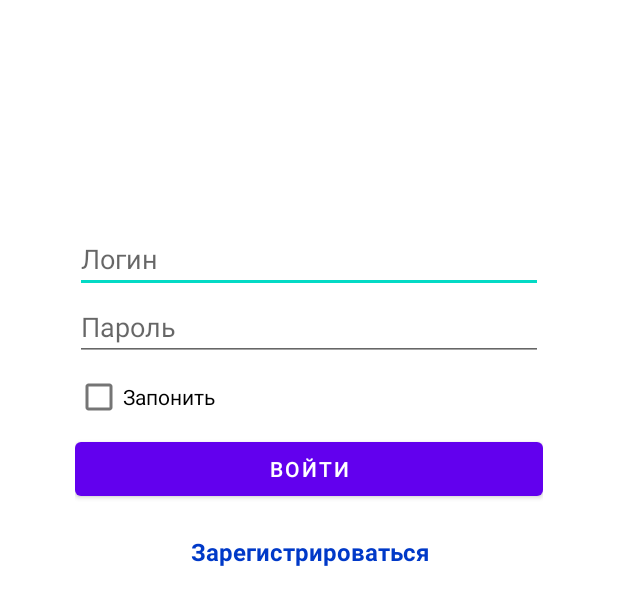
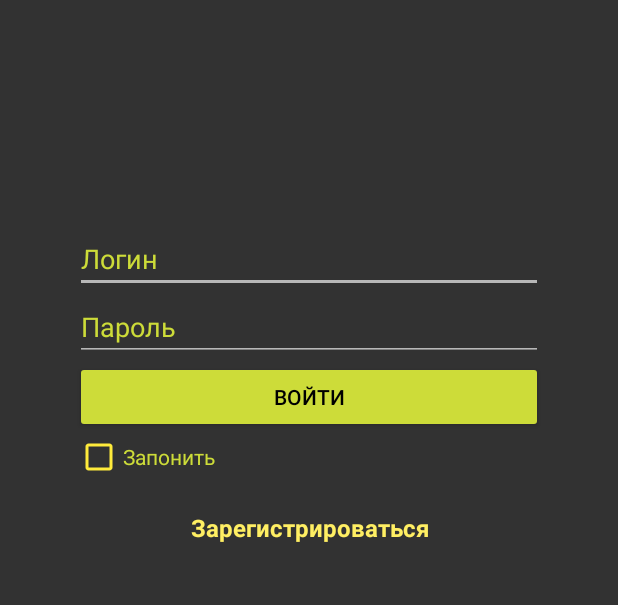
Before and after one commit to MChuduk/WalletLog, an Android app: the layout activity_sign_in.xml on its own in the app's theme, with its tools: preview values and no code run, on a phone screen of 412 x 824 dp. Shown: the top 605 px of the screen. Run offline under Robolectric (Android 15) with nearby library versions, the phone set to English and light mode, and no system bars.

Commit message:
add style for sign in activity

```diff
--- a/app/src/main/AndroidManifest.xml
+++ b/app/src/main/AndroidManifest.xml
@@ -8,13 +8,13 @@
         android:label="@string/app_name"
         android:roundIcon="@mipmap/ic_launcher_round"
         android:supportsRtl="true"
-        android:theme="@style/Theme.WalletLog">
+        android:theme="@style/AppTheme">
         <activity
             android:name=".SignIn"
-            android:exported="false" />
+            android:exported="false"/>
         <activity
             android:name=".SignUp"
-            android:exported="false" />
+            android:exported="false"/>
         <activity
             android:name=".SplashScreen"
             android:exported="true"
--- a/app/src/main/java/com/example/walletlog/SignIn.kt
+++ b/app/src/main/java/com/example/walletlog/SignIn.kt
@@ -22,6 +22,7 @@ class SignIn : AppCompatActivity() {
     override fun onCreate(savedInstanceState: Bundle?) {
         super.onCreate(savedInstanceState)
         setContentView(R.layout.activity_sign_in)
+        supportActionBar?.hide();
 
         findViews();
 
--- a/app/src/main/java/com/example/walletlog/SignUp.kt
+++ b/app/src/main/java/com/example/walletlog/SignUp.kt
@@ -19,6 +19,7 @@ class SignUp : AppCompatActivity() {
     override fun onCreate(savedInstanceState: Bundle?) {
         super.onCreate(savedInstanceState)
         setContentView(R.layout.activity_sign_up)
+        supportActionBar?.hide();
 
         findViews();
     }
--- a/app/src/main/java/com/example/walletlog/SqliteDbHelper.kt
+++ b/app/src/main/java/com/example/walletlog/SqliteDbHelper.kt
@@ -25,6 +25,6 @@ class SqliteDbHelper(val context: Context) :
                 "$UserId INTEGER PRIMARY KEY, " +
                 "$UserLogin TEXT, " +
                 "$UserPassword TEXT, " +
-                "$UserBudget INTEGER);");
+                "$UserBudget INTEGER NOT NULL DEFAULT 0);");
     }
 }
--- a/app/src/main/res/drawable/splash_screen.xml
+++ b/app/src/main/res/drawable/splash_screen.xml
@@ -1,6 +1,6 @@
 <?xml version="1.0" encoding="utf-8"?>
 <layer-list xmlns:android="http://schemas.android.com/apk/res/android">
-    <item android:drawable="@color/white"/>
+    <item android:drawable="@color/pretty_grey"/>
     <item>
         <bitmap android:src="@drawable/logo" android:gravity="center"/>
     </item>
--- a/app/src/main/res/layout/activity_sign_in.xml
+++ b/app/src/main/res/layout/activity_sign_in.xml
@@ -4,41 +4,66 @@
     xmlns:tools="http://schemas.android.com/tools"
     android:layout_width="match_parent"
     android:layout_height="match_parent"
+    android:background="@color/pretty_grey"
+    android:orientation="vertical"
+    tools:context=".SignIn">
+
+    <LinearLayout
+        android:layout_width="match_parent"
+        android:layout_height="match_parent"
         android:layout_marginLeft="50dp"
         android:layout_marginTop="150dp"
         android:layout_marginRight="50dp"
         android:layout_marginBottom="150dp"
-    android:orientation="vertical"
-    tools:context=".SignIn">
+        android:orientation="vertical">
 
         <EditText
             android:id="@+id/loginEditText"
             android:layout_width="match_parent"
             android:layout_height="wrap_content"
+            android:backgroundTint="#B8B8B8"
             android:ems="10"
             android:hint="Логин"
-        android:inputType="textPersonName" />
+            android:inputType="textPersonName"
+            android:textColor="@color/pretty_text"
+            android:textColorHighlight="#FFEB3B"
+            android:textColorHint="#CDDC39"
+            android:textColorLink="#FFEB3B" />
 
         <EditText
             android:id="@+id/passwordEditText"
             android:layout_width="match_parent"
             android:layout_height="wrap_content"
+            android:backgroundTint="#B8B8B8"
             android:ems="10"
             android:hint="Пароль"
-        android:inputType="textPassword" />
+            android:inputType="textPassword"
+            android:textColor="#CDDC39"
+            android:textColorHighlight="#FFEB3B"
+            android:textColorHint="#CDDC39"
+            android:textColorLink="#FFEB3B" />
+
+        <Button
+            android:id="@+id/signUpButton"
+            android:layout_width="match_parent"
+            android:layout_height="wrap_content"
+            android:backgroundTint="#CDDC39"
+            android:onClick="onSignInButtonClick"
+            android:text="Войти"
+            android:textColor="#000000"
+            app:rippleColor="#FFF1F1" />
 
         <CheckBox
             android:id="@+id/rememberCheckBox"
             android:layout_width="match_parent"
             android:layout_height="wrap_content"
-        android:text="Запонить" />
-
-    <Button
-        android:id="@+id/signUpButton"
-        android:layout_width="match_parent"
-        android:layout_height="wrap_content"
-        android:onClick="onSignInButtonClick"
-        android:text="Войти" />
+            android:backgroundTint="#FFEB3B"
+            android:buttonTint="#FFEB3B"
+            android:foregroundTint="#000000"
+            android:text="Запонить"
+            android:textColor="#CDDC39"
+            android:textColorHighlight="#FFEB3B"
+            android:textColorLink="#FFEB3B" />
 
         <TextView
             android:id="@+id/linkLabel"
@@ -48,7 +73,9 @@
             android:gravity="center_horizontal"
             android:onClick="onLinkedLabelClick"
             android:text="Зарегистрироваться"
-        android:textColor="#0039C8"
+            android:textColor="#FFEF63"
             android:textSize="16sp"
             android:textStyle="bold" />
     </LinearLayout>
+
+</LinearLayout>
--- a/app/src/main/res/values/colors.xml
+++ b/app/src/main/res/values/colors.xml
@@ -7,4 +7,8 @@
     <color name="teal_700">#FF018786</color>
     <color name="black">#FF000000</color>
     <color name="white">#FFFFFFFF</color>
+    <color name="pretty_grey">#323232</color>
+    <color name="pretty_grey_dark">#292929</color>
+    <color name="pretty_text">#FFEB3B</color>
+    <color name="pretty_hint">#FF9800</color>
 </resources>
--- a/app/src/main/res/values/styles.xml
+++ b/app/src/main/res/values/styles.xml
@@ -4,4 +4,11 @@
     <style name="SplashTheme" parent="Theme.AppCompat.NoActionBar">
         <item name="android:windowBackground">@drawable/splash_screen</item>
     </style>
+
+    <style name="AppTheme" parent="Theme.AppCompat.Light.DarkActionBar">
+        <!-- Customize your theme here. -->
+        <item name="colorPrimary">@color/pretty_grey</item>
+        <item name="colorPrimaryDark">@color/pretty_grey_dark</item>
+        <item name="colorAccent">@color/pretty_text</item>
+    </style>
 </resources>
```
Also changed, not shown: app/src/main/java/com/example/walletlog/MainActivity.kt (+25 -0 lines), app/src/main/java/com/example/walletlog/services/SignInService.kt (+9 -0 lines), app/src/main/res/layout/activity_main.xml (+7 -11 lines), app/src/main/res/menu/action_bar_menu.xml (added, +7 -0 lines). Lines whose indentation alone changed are shown as unchanged.
